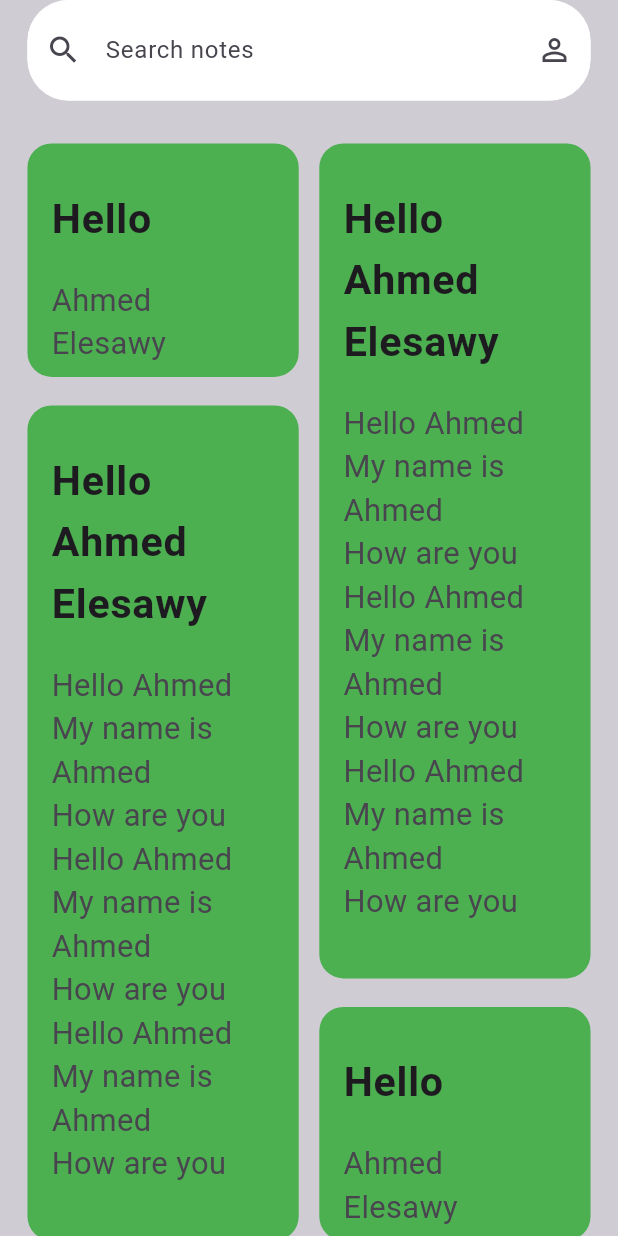
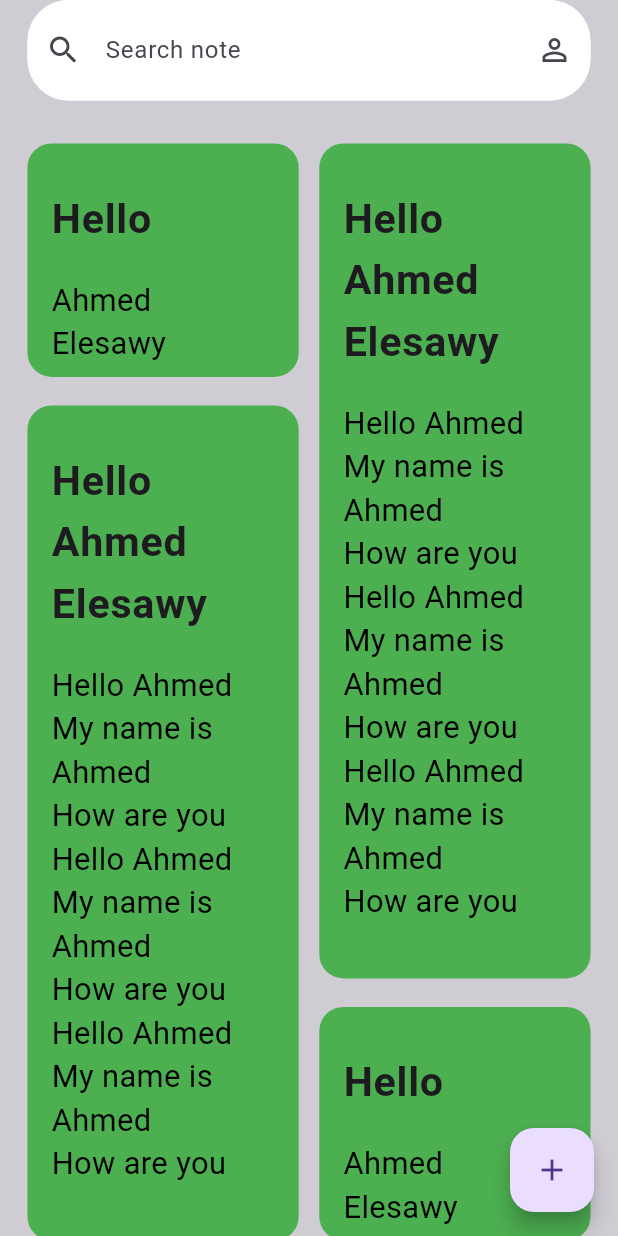
Before and after one commit to Elesawy11/note_app, a Flutter app: the screen it shows after launch, on a phone screen of 412 x 824 dp. Run offline on Flutter 3.47's test engine with Material 3 defaults, Android fonts, the phone set to English and light mode, and no system bars; our stand-ins replace flutter_screenutil.

Commit message:
create add note view

```diff
--- a/lib/core/utils/font_styles.dart
+++ b/lib/core/utils/font_styles.dart
@@ -12,6 +12,10 @@ abstract class FontStyles {
     fontSize: 24.sp,
     fontWeight: FontWeightHelper.bold,
   );
+  static TextStyle font20Bold = TextStyle(
+    fontSize: 20.sp,
+    fontWeight: FontWeightHelper.bold,
+  );
   static TextStyle font18Regular = TextStyle(
     fontSize: 18.sp,
     fontWeight: FontWeightHelper.regular,
--- a/lib/fatures/home/presentation/views/home_view.dart
+++ b/lib/fatures/home/presentation/views/home_view.dart
@@ -1,10 +1,9 @@
 import 'package:flutter/material.dart';
 import 'package:flutter_screenutil/flutter_screenutil.dart';
 import 'package:note_app/core/utils/spacere.dart';
-import 'widgets/custom_text_field.dart';
-import 'package:flutter_staggered_grid_view/flutter_staggered_grid_view.dart';
-
-import 'widgets/note_item.dart';
+import 'package:note_app/fatures/home/presentation/views/add_note_view.dart';
+import 'widgets/custom_note_grid_view.dart';
+import 'widgets/custom_text_form_field.dart';
 
 class HomeView extends StatelessWidget {
   const HomeView({super.key});
@@ -12,33 +11,34 @@ class HomeView extends StatelessWidget {
   @override
   Widget build(BuildContext context) {
     return Scaffold(
-      backgroundColor: const Color(0xffCFCCD4),
+      floatingActionButton: FloatingActionButton(
+        onPressed: () => Navigator.of(context).push(
+          MaterialPageRoute(
+            builder: (context) => const AddNoteView(),
+          ),
+        ),
+        child: const Icon(
+          Icons.add_outlined,
+        ),
+      ),
+      // backgroundColor: const Color(0xffCFCCD4),
       body: SafeArea(
         child: Padding(
           padding: EdgeInsets.symmetric(horizontal: 16.w),
           child: Column(
             children: [
-              CustomTextField(
+              CustomTextFormField(
+                suffixIcon: const Icon(Icons.person_outline),
+                prefixIcon: const Icon(
+                  Icons.search_outlined,
+                ),
+                hintText: 'Search note',
                 onChanged: (p0) {},
               ),
               verticalSpace(24),
 
-              Expanded(
-                child: MasonryGridView.builder(
-                  gridDelegate:
-                      const SliverSimpleGridDelegateWithFixedCrossAxisCount(
-                    crossAxisCount: 2,
-                  ),
-                  mainAxisSpacing: 16.h,
-                  crossAxisSpacing: 12.w,
-                  itemCount: itemsList.length,
-                  itemBuilder: (context, index) {
-                    return NoteItem(
-                      upText: itemsList[index][0],
-                      downText: itemsList[index][1],
-                    );
-                  },
-                ),
+              const Expanded(
+                child: CustomNoteGridView(),
               ),
               // NoteItem(),
             ],
@@ -48,76 +48,3 @@ class HomeView extends StatelessWidget {
     );
   }
 }
-
-
-
-List<List<String>> itemsList = [
-  [
-    'Hello',
-    'Ahmed Elesawy',
-  ],
-  [
-    'Hello Ahmed Elesawy',
-    '''Hello Ahmed
-My name is Ahmed
-How are you
-Hello Ahmed
-My name is Ahmed
-How are you
-Hello Ahmed
-My name is Ahmed
-How are you
-     ''',
-  ],
-  [
-    'Hello Ahmed Elesawy',
-    '''Hello Ahmed
-My name is Ahmed
-How are you
-Hello Ahmed
-My name is Ahmed
-How are you
-Hello Ahmed
-My name is Ahmed
-How are you
-     ''',
-  ],
-  [
-    'Hello',
-    'Ahmed Elesawy',
-  ],
-  [
-    'Hello',
-    'Ahmed Elesawy',
-  ],
-  [
-    'Hello Ahmed Elesawy',
-    '''Hello Ahmed
-My name is Ahmed
-How are you
-Hello Ahmed
-My name is Ahmed
-How are you
-Hello Ahmed
-My name is Ahmed
-How are you
-     ''',
-  ],
-  [
-    'Hello Ahmed Elesawy',
-    '''Hello Ahmed
-My name is Ahmed
-How are you
-Hello Ahmed
-My name is Ahmed
-How are you
-Hello Ahmed
-My name is Ahmed
-How are you
-     ''',
-  ],
-  [
-    'Hello',
-    'Ahmed Elesawy',
-  ],
-];
--- /dev/null
+++ b/lib/fatures/home/presentation/views/widgets/custom_note_grid_view.dart
@@ -0,0 +1,103 @@
+import 'package:flutter/material.dart';
+import 'package:flutter_screenutil/flutter_screenutil.dart';
+import 'package:flutter_staggered_grid_view/flutter_staggered_grid_view.dart';
+
+import 'note_item.dart';
+
+class CustomNoteGridView extends StatelessWidget {
+  const CustomNoteGridView({
+    super.key,
+  });
+
+  @override
+  Widget build(BuildContext context) {
+    return MasonryGridView.builder(
+      gridDelegate:
+          const SliverSimpleGridDelegateWithFixedCrossAxisCount(
+        crossAxisCount: 2,
+      ),
+      mainAxisSpacing: 16.h,
+      crossAxisSpacing: 12.w,
+      itemCount: itemsList.length,
+      itemBuilder: (context, index) {
+        return NoteItem(
+          upText: itemsList[index][0],
+          downText: itemsList[index][1],
+        );
+      },
+    );
+  }
+}
+
+
+
+List<List<String>> itemsList = [
+  [
+    'Hello',
+    'Ahmed Elesawy',
+  ],
+  [
+    'Hello Ahmed Elesawy',
+    '''Hello Ahmed
+My name is Ahmed
+How are you
+Hello Ahmed
+My name is Ahmed
+How are you
+Hello Ahmed
+My name is Ahmed
+How are you
+     ''',
+  ],
+  [
+    'Hello Ahmed Elesawy',
+    '''Hello Ahmed
+My name is Ahmed
+How are you
+Hello Ahmed
+My name is Ahmed
+How are you
+Hello Ahmed
+My name is Ahmed
+How are you
+     ''',
+  ],
+  [
+    'Hello',
+    'Ahmed Elesawy',
+  ],
+  [
+    'Hello',
+    'Ahmed Elesawy',
+  ],
+  [
+    'Hello Ahmed Elesawy',
+    '''Hello Ahmed
+My name is Ahmed
+How are you
+Hello Ahmed
+My name is Ahmed
+How are you
+Hello Ahmed
+My name is Ahmed
+How are you
+     ''',
+  ],
+  [
+    'Hello Ahmed Elesawy',
+    '''Hello Ahmed
+My name is Ahmed
+How are you
+Hello Ahmed
+My name is Ahmed
+How are you
+Hello Ahmed
+My name is Ahmed
+How are you
+     ''',
+  ],
+  [
+    'Hello',
+    'Ahmed Elesawy',
+  ],
+];
--- a/lib/fatures/home/presentation/views/widgets/custom_text_field.dart
+++ b/lib/fatures/home/presentation/views/widgets/custom_text_form_field.dart
@@ -2,30 +2,45 @@ import 'package:flutter/material.dart';
 import 'package:flutter_screenutil/flutter_screenutil.dart';
 import 'package:note_app/core/utils/font_styles.dart';
 
-class CustomTextField extends StatelessWidget {
-  const CustomTextField({
-    super.key, this.onChanged,
+class CustomTextFormField extends StatelessWidget {
+  const CustomTextFormField({
+    super.key,
+    this.onChanged,
+    this.validator,
+    this.expands,
+    required this.hintText,
+    this.maxLines,
+    this.prefixIcon, this.suffixIcon,
   });
-final void Function(String)? onChanged;
+  final void Function(String)? onChanged;
+  final String? Function(String?)? validator;
+  final bool? expands;
+  final String hintText;
+  final int? maxLines;
+  final Widget? prefixIcon;
+  final Widget? suffixIcon;
   @override
   Widget build(BuildContext context) {
-    return TextField(
+    return TextFormField(
+      textAlignVertical: TextAlignVertical.top,
+      maxLines: null,
+      // minLines: null,
+      expands: expands ?? false,
       onChanged: onChanged,
       decoration: InputDecoration(
         fillColor: Colors.white,
         filled: true,
-        hintText: 'Search notes',
+        hintText: hintText,
         hintStyle: FontStyles.font14Regular,
-        prefixIcon: const Icon(
-          Icons.search_outlined,
-        ),
-        suffixIcon: const Icon(Icons.person_outline),
+        prefixIcon: prefixIcon,
+        suffixIcon:suffixIcon ,
         contentPadding: EdgeInsets.symmetric(horizontal: 20.w, vertical: 18.h),
         focusedBorder: outLineBorder(),
         enabledBorder: outLineBorder(),
         errorBorder: outLineBorder(),
         focusedErrorBorder: outLineBorder(),
       ),
+      validator: validator,
     );
   }
 
--- a/lib/fatures/home/presentation/views/widgets/note_item.dart
+++ b/lib/fatures/home/presentation/views/widgets/note_item.dart
@@ -32,7 +32,9 @@ class NoteItem extends StatelessWidget {
             ),
             subtitle: Text(
               downText,
-              style: FontStyles.font18Regular,
+              style: FontStyles.font18Regular.copyWith(
+                color: Colors.black,
+              ),
             ),
           ),
         ],
--- a/lib/main.dart
+++ b/lib/main.dart
@@ -13,13 +13,16 @@ class NoteApp extends StatelessWidget {
 
   @override
   Widget build(BuildContext context) {
-    return const ScreenUtilInit(
-      designSize: Size(360, 690),
+    return  ScreenUtilInit(
+      designSize:const Size(360, 690),
       minTextAdapt: true,
       splitScreenMode: true,
       child: MaterialApp(
+        theme: ThemeData(
+          scaffoldBackgroundColor: const Color(0xffCFCCD4),
+        ),
         debugShowCheckedModeBanner: false,
-        home: HomeView(),
+        home:const HomeView(),
       ),
     );
   }
--- a/pubspec.yaml
+++ b/pubspec.yaml
@@ -29,6 +29,7 @@ environment:
 # versions available, run `flutter pub outdated`.
 dependencies:
   cupertino_icons: ^1.0.8
+  firebase_core: ^3.8.1
   flutter:
     sdk: flutter
   flutter_screenutil: ^5.9.3
```
Also changed, not shown: lib/fatures/home/presentation/views/add_note_view.dart (added, +43 -0 lines), lib/fatures/home/presentation/views/widgets/custom_text_button.dart (added, +30 -0 lines), pubspec.lock, 3 other files.
